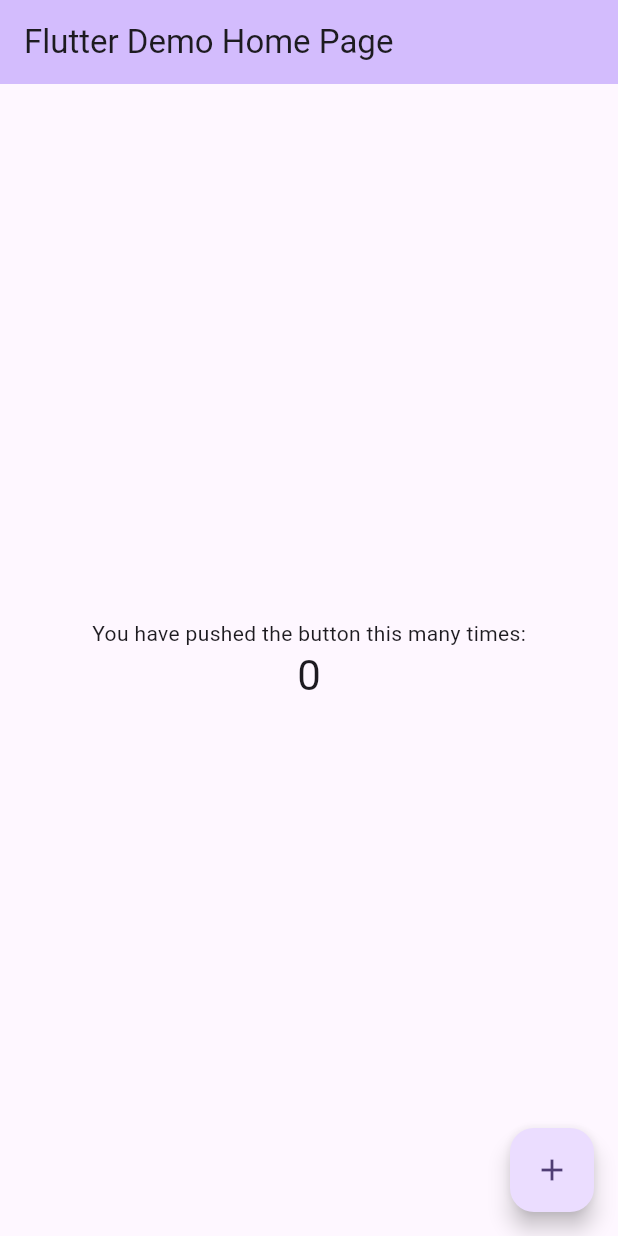
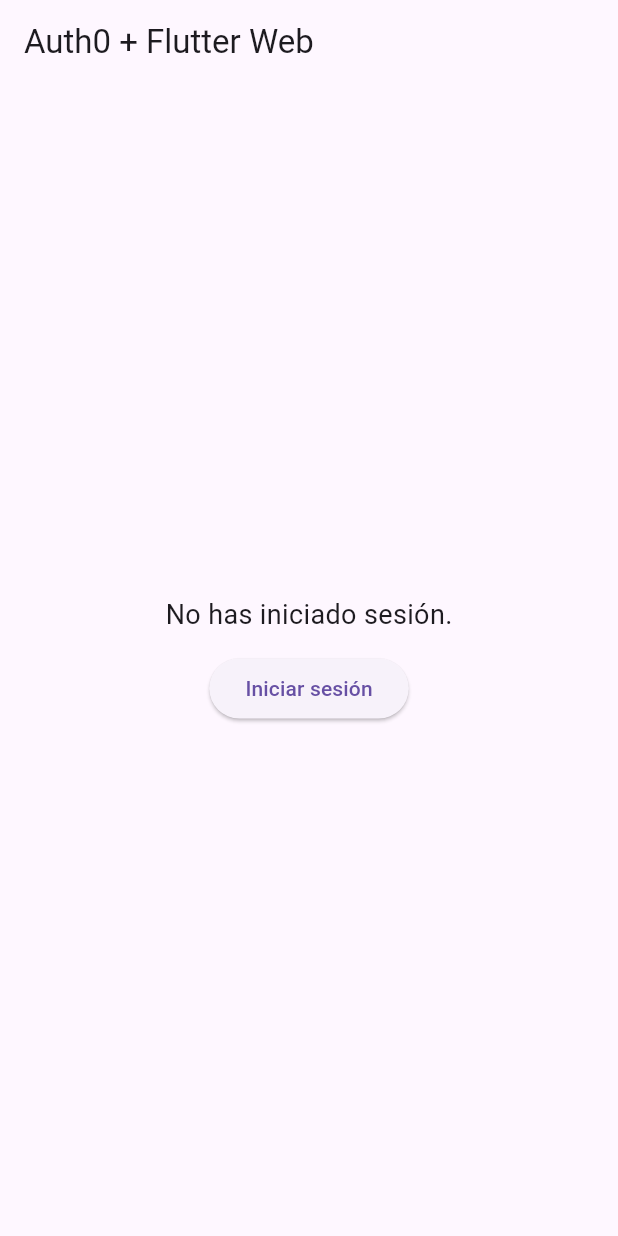
Before and after one commit to goargus/logger, a Flutter app: the screen it shows after launch, on a phone screen of 412 x 824 dp. Run offline on Flutter 3.47's test engine with Material 3 defaults, Android fonts, the phone set to English and light mode, and no system bars; missing offline and left inert: auth0_flutter; statements that could not run were skipped.

Commit message:
feat(main): integrate Auth0 authentication and API call in Flutter web app

```diff
--- a/frontend/logger/lib/main.dart
+++ b/frontend/logger/lib/main.dart
@@ -1,122 +1,139 @@
 import 'package:flutter/material.dart';
+import 'package:auth0_flutter/auth0_flutter.dart';
+import 'package:auth0_flutter/auth0_flutter_web.dart';
+import 'package:http/http.dart' as http;
 
-void main() {
-  runApp(const MyApp());
-}
+void main() => runApp(const MyApp());
 
 class MyApp extends StatelessWidget {
   const MyApp({super.key});
 
-  // This widget is the root of your application.
   @override
-  Widget build(BuildContext context) {
-    return MaterialApp(
-      title: 'Flutter Demo',
-      theme: ThemeData(
-        // This is the theme of your application.
-        //
-        // TRY THIS: Try running your application with "flutter run". You'll see
-        // the application has a purple toolbar. Then, without quitting the app,
-        // try changing the seedColor in the colorScheme below to Colors.green
-        // and then invoke "hot reload" (save your changes or press the "hot
-        // reload" button in a Flutter-supported IDE, or press "r" if you used
-        // the command line to start the app).
-        //
-        // Notice that the counter didn't reset back to zero; the application
-        // state is not lost during the reload. To reset the state, use hot
-        // restart instead.
-        //
-        // This works for code too, not just values: Most code changes can be
-        // tested with just a hot reload.
-        colorScheme: ColorScheme.fromSeed(seedColor: Colors.deepPurple),
-      ),
-      home: const MyHomePage(title: 'Flutter Demo Home Page'),
+  Widget build(BuildContext context) => MaterialApp(
+        title: 'Auth0 + Flutter Web',
+        theme: ThemeData(useMaterial3: true),
+        home: const HomePage(),
       );
 }
+
+class HomePage extends StatefulWidget {
+  const HomePage({super.key});
+  @override
+  State<HomePage> createState() => _HomePageState();
 }
 
-class MyHomePage extends StatefulWidget {
-  const MyHomePage({super.key, required this.title});
+class _HomePageState extends State<HomePage> {
+  // 🔁 Reemplaza con tus valores reales
+  static const domain = 'dev-ohuspam6fnmh4tgt.us.auth0.com';
+  static const clientId = '2H45P97qEyC9HfiKFj8FOvb8DnSOgFwY';
+  static const redirectUrl = 'http://localhost:3000';
+  static const audience = 'logger'; // Identifier de tu API en Auth0
 
-  // This widget is the home page of your application. It is stateful, meaning
-  // that it has a State object (defined below) that contains fields that affect
-  // how it looks.
-
-  // This class is the configuration for the state. It holds the values (in this
-  // case the title) provided by the parent (in this case the App widget) and
-  // used by the build method of the State. Fields in a Widget subclass are
-  // always marked "final".
-
-  final String title;
+  late final Auth0Web auth0;
+  Credentials? _creds;
+  String _apiResult = '';
 
   @override
-  State<MyHomePage> createState() => _MyHomePageState();
+  void initState() {
+    super.initState();
+
+    // Inicializa el cliente Web
+    auth0 = Auth0Web(domain, clientId);
+
+    // onLoad captura retorno del redirect y/o sesión previa
+    auth0.onLoad().then((creds) {
+      if (!mounted) return;
+      setState(() => _creds = creds);
+    }).catchError((err) {
+      // No es un error fatal si no vienes de redirect
+      debugPrint('Auth0 onLoad() sin sesión o error: $err');
+    });
   }
 
-class _MyHomePageState extends State<MyHomePage> {
-  int _counter = 0;
+  Future<void> _login() async {
+    await auth0.loginWithRedirect(
+      redirectUrl: redirectUrl,
+      audience: audience, // en esta versión se pasa directo
+    );
+  }
 
-  void _incrementCounter() {
+  Future<void> _logout() async {
+    await auth0.logout(); // opcional: returnTo: redirectUrl
+    if (!mounted) return;
     setState(() {
-      // This call to setState tells the Flutter framework that something has
-      // changed in this State, which causes it to rerun the build method below
-      // so that the display can reflect the updated values. If we changed
-      // _counter without calling setState(), then the build method would not be
-      // called again, and so nothing would appear to happen.
-      _counter++;
+      _creds = null;
+      _apiResult = '';
     });
+  }
+
+  Future<void> _callApi() async {
+    if (_creds?.accessToken == null) {
+      setState(() => _apiResult = 'No hay accessToken. Inicia sesión primero.');
+      return;
+    }
+    try {
+      final resp = await http.get(
+        Uri.parse('http://localhost:3333/protegido'), // ⬅️ tu endpoint NestJS
+        headers: {'Authorization': 'Bearer ${_creds!.accessToken}'},
+      );
+      setState(() => _apiResult = '${resp.statusCode}: ${resp.body}');
+    } catch (e) {
+      setState(() => _apiResult = 'Error llamando API: $e');
+    }
   }
 
   @override
   Widget build(BuildContext context) {
-    // This method is rerun every time setState is called, for instance as done
-    // by the _incrementCounter method above.
-    //
-    // The Flutter framework has been optimized to make rerunning build methods
-    // fast, so that you can just rebuild anything that needs updating rather
-    // than having to individually change instances of widgets.
+    final user = _creds?.user;
+
     return Scaffold(
-      appBar: AppBar(
-        // TRY THIS: Try changing the color here to a specific color (to
-        // Colors.amber, perhaps?) and trigger a hot reload to see the AppBar
-        // change color while the other colors stay the same.
-        backgroundColor: Theme.of(context).colorScheme.inversePrimary,
-        // Here we take the value from the MyHomePage object that was created by
-        // the App.build method, and use it to set our appbar title.
-        title: Text(widget.title),
+      appBar: AppBar(title: const Text('Auth0 + Flutter Web')),
+      body: Center(
+        child: ConstrainedBox(
+          constraints: const BoxConstraints(maxWidth: 520),
+          child: Padding(
+            padding: const EdgeInsets.all(24.0),
+            child: Column(mainAxisSize: MainAxisSize.min, children: [
+              if (_creds == null) ...[
+                const Text(
+                  'No has iniciado sesión.',
+                  style: TextStyle(fontSize: 18),
                 ),
-      body: Center(
-        // Center is a layout widget. It takes a single child and positions it
-        // in the middle of the parent.
-        child: Column(
-          // Column is also a layout widget. It takes a list of children and
-          // arranges them vertically. By default, it sizes itself to fit its
-          // children horizontally, and tries to be as tall as its parent.
-          //
-          // Column has various properties to control how it sizes itself and
-          // how it positions its children. Here we use mainAxisAlignment to
-          // center the children vertically; the main axis here is the vertical
-          // axis because Columns are vertical (the cross axis would be
-          // horizontal).
-          //
-          // TRY THIS: Invoke "debug painting" (choose the "Toggle Debug Paint"
-          // action in the IDE, or press "p" in the console), to see the
-          // wireframe for each widget.
+                const SizedBox(height: 12),
+                ElevatedButton(
+                  onPressed: _login,
+                  child: const Text('Iniciar sesión'),
+                ),
+              ] else ...[
+                const Text('Sesión iniciada', style: TextStyle(fontSize: 18)),
+                const SizedBox(height: 8),
+                if (user?.name != null) Text('Hola, ${user!.name!}'),
+                if (user?.email != null) Text(user!.email!),
+                const SizedBox(height: 16),
+                Row(
                   mainAxisAlignment: MainAxisAlignment.center,
-          children: <Widget>[
-            const Text('You have pushed the button this many times:'),
-            Text(
-              '$_counter',
-              style: Theme.of(context).textTheme.headlineMedium,
+                  children: [
+                    ElevatedButton(
+                      onPressed: _callApi,
+                      child: const Text('Llamar API protegida'),
+                    ),
+                    const SizedBox(width: 12),
+                    OutlinedButton(
+                      onPressed: _logout,
+                      child: const Text('Cerrar sesión'),
                     ),
                   ],
                 ),
+                const SizedBox(height: 12),
+                Text(
+                  _apiResult.isEmpty ? 'Sin llamadas aún.' : _apiResult,
+                  textAlign: TextAlign.center,
                 ),
-      floatingActionButton: FloatingActionButton(
-        onPressed: _incrementCounter,
-        tooltip: 'Increment',
-        child: const Icon(Icons.add),
-      ), // This trailing comma makes auto-formatting nicer for build methods.
+              ],
+            ]),
+          ),
+        ),
+      ),
     );
   }
 }
```
Lines whose indentation alone changed are shown as unchanged.
